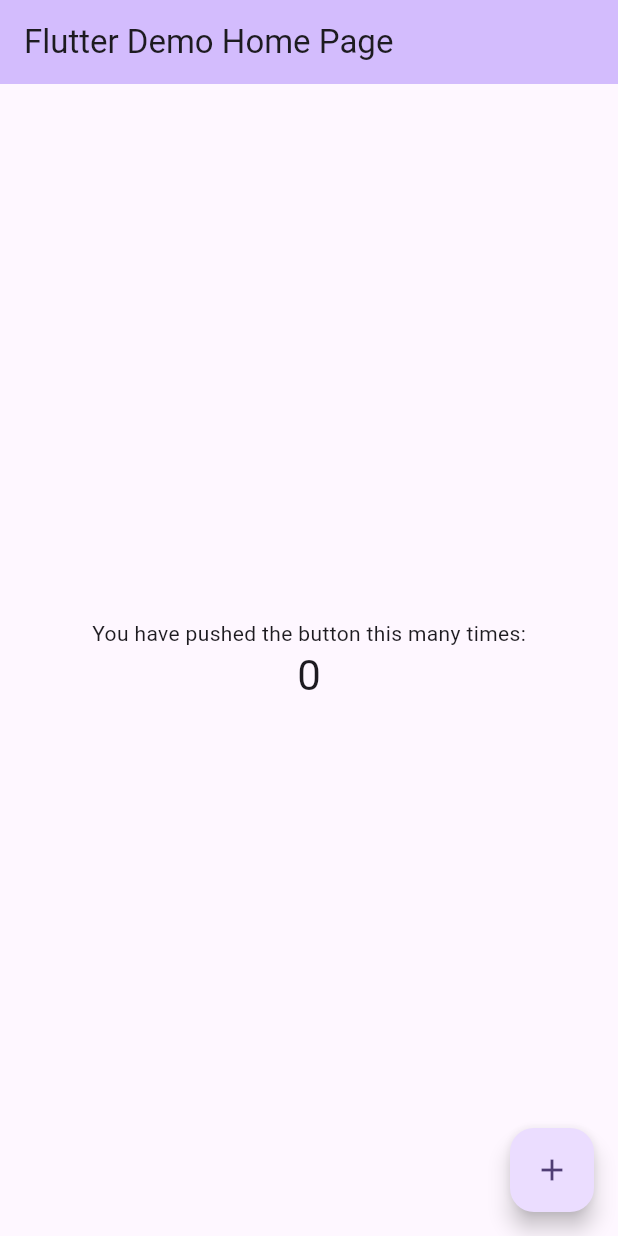
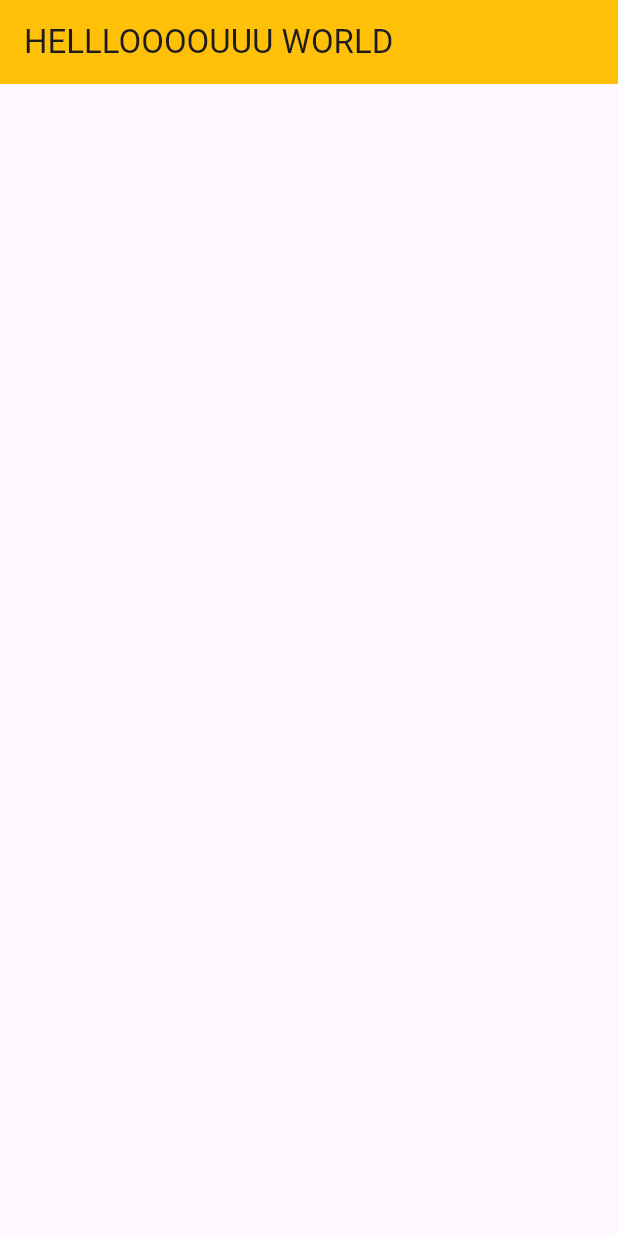
Before and after one commit to lizethla2501/Programa1flutter, a Flutter app: the screen it shows after launch, on a phone screen of 412 x 824 dp. Run offline on Flutter 3.47's test engine with Material 3 defaults, Android fonts, the phone set to English and light mode, and no system bars.

```diff
--- a/practica1/lib/main.dart
+++ b/practica1/lib/main.dart
@@ -1,4 +1,5 @@
 import 'package:flutter/material.dart';
+import 'package:practica1/widget/Pagina1.dart';
 
 void main() {
   runApp(const MyApp());
@@ -11,115 +12,7 @@ class MyApp extends StatelessWidget {
   @override
   Widget build(BuildContext context) {
     return MaterialApp(
-      title: 'Flutter Demo',
-      theme: ThemeData(
-        // This is the theme of your application.
-        //
-        // TRY THIS: Try running your application with "flutter run". You'll see
-        // the application has a purple toolbar. Then, without quitting the app,
-        // try changing the seedColor in the colorScheme below to Colors.green
-        // and then invoke "hot reload" (save your changes or press the "hot
-        // reload" button in a Flutter-supported IDE, or press "r" if you used
-        // the command line to start the app).
-        //
-        // Notice that the counter didn't reset back to zero; the application
-        // state is not lost during the reload. To reset the state, use hot
-        // restart instead.
-        //
-        // This works for code too, not just values: Most code changes can be
-        // tested with just a hot reload.
-        colorScheme: ColorScheme.fromSeed(seedColor: Colors.deepPurple),
-        useMaterial3: true,
-      ),
-      home: const MyHomePage(title: 'Flutter Demo Home Page'),
+      home: Pagina1(),
     );
   }
 }
-
-class MyHomePage extends StatefulWidget {
-  const MyHomePage({super.key, required this.title});
-
-  // This widget is the home page of your application. It is stateful, meaning
-  // that it has a State object (defined below) that contains fields that affect
-  // how it looks.
-
-  // This class is the configuration for the state. It holds the values (in this
-  // case the title) provided by the parent (in this case the App widget) and
-  // used by the build method of the State. Fields in a Widget subclass are
-  // always marked "final".
-
-  final String title;
-
-  @override
-  State<MyHomePage> createState() => _MyHomePageState();
-}
-
-class _MyHomePageState extends State<MyHomePage> {
-  int _counter = 0;
-
-  void _incrementCounter() {
-    setState(() {
-      // This call to setState tells the Flutter framework that something has
-      // changed in this State, which causes it to rerun the build method below
-      // so that the display can reflect the updated values. If we changed
-      // _counter without calling setState(), then the build method would not be
-      // called again, and so nothing would appear to happen.
-      _counter++;
-    });
-  }
-
-  @override
-  Widget build(BuildContext context) {
-    // This method is rerun every time setState is called, for instance as done
-    // by the _incrementCounter method above.
-    //
-    // The Flutter framework has been optimized to make rerunning build methods
-    // fast, so that you can just rebuild anything that needs updating rather
-    // than having to individually change instances of widgets.
-    return Scaffold(
-      appBar: AppBar(
-        // TRY THIS: Try changing the color here to a specific color (to
-        // Colors.amber, perhaps?) and trigger a hot reload to see the AppBar
-        // change color while the other colors stay the same.
-        backgroundColor: Theme.of(context).colorScheme.inversePrimary,
-        // Here we take the value from the MyHomePage object that was created by
-        // the App.build method, and use it to set our appbar title.
-        title: Text(widget.title),
-      ),
-      body: Center(
-        // Center is a layout widget. It takes a single child and positions it
-        // in the middle of the parent.
-        child: Column(
-          // Column is also a layout widget. It takes a list of children and
-          // arranges them vertically. By default, it sizes itself to fit its
-          // children horizontally, and tries to be as tall as its parent.
-          //
-          // Column has various properties to control how it sizes itself and
-          // how it positions its children. Here we use mainAxisAlignment to
-          // center the children vertically; the main axis here is the vertical
-          // axis because Columns are vertical (the cross axis would be
-          // horizontal).
-          //
-          // TRY THIS: Invoke "debug painting" (choose the "Toggle Debug Paint"
-          // action in the IDE, or press "p" in the console), to see the
-          // wireframe for each widget.
-          mainAxisAlignment: MainAxisAlignment.center,
-          children: <Widget>[
-            const Text(
-              'You have pushed the button this many times:',
-            ),
-            Text(
-              '$_counter',
-              style: Theme.of(context).textTheme.headlineMedium,
-            ),
-          ],
-        ),
-      ),
-      floatingActionButton: FloatingActionButton(
-        onPressed: _incrementCounter,
-        tooltip: 'Increment',
-        child: const Icon(Icons.add),
-      ), // This trailing comma makes auto-formatting nicer for build methods.
-    );
-  }
-}
--- /dev/null
+++ b/practica1/lib/widget/Pagina1.dart
@@ -0,0 +1,17 @@
+import 'package:flutter/material.dart';
+
+class Pagina1 extends StatelessWidget {
+  const Pagina1({super.key});
+
+  @override
+  Widget build(BuildContext context) {
+    return Scaffold(
+      appBar: AppBar(
+        title: Text(
+          'HELLLOOOOUUU WORLD',
+        ),
+        backgroundColor: Colors.amber,
+      ),
+    );
+  }
+}
```
